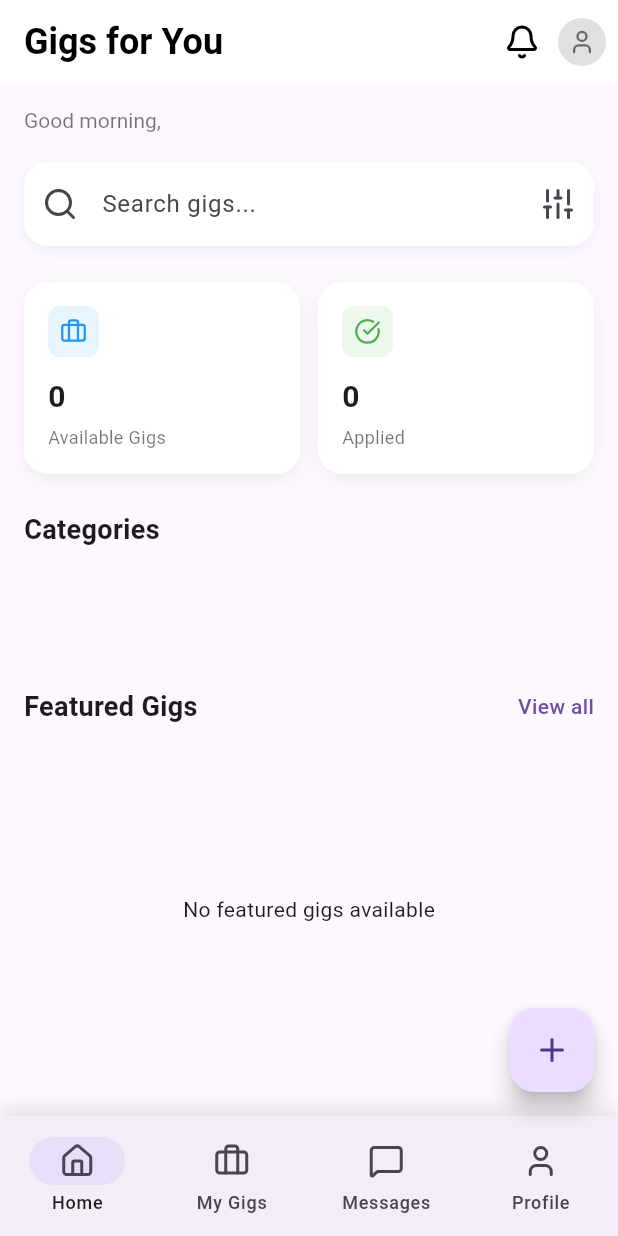
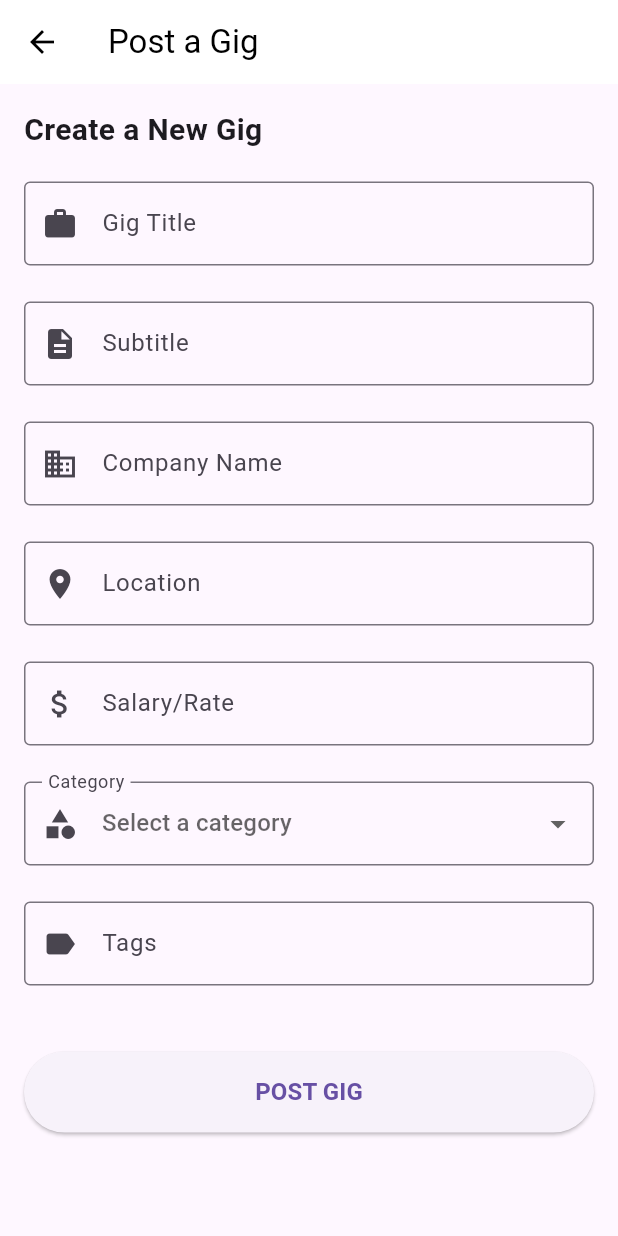
Before and after one commit to kagwicharles/patagig, a Flutter app: the GigHomeScreen screen opened directly, after a tap on an icon or button, on a phone screen of 412 x 824 dp. Run offline on Flutter 3.47's test engine with Material 3 defaults, Android fonts, the phone set to English and light mode, and no system bars; our stand-ins replace cached_network_image, cloud_firestore, firebase_auth, firebase_core, geolocator, lucide_icons; accounts and stored records are empty; Roboto replaces fonts that are missing (Poppins).

Commit message:
add post gig screen

```diff
--- /dev/null
+++ b/lib/ui/screens/add_gig_screen.dart
@@ -0,0 +1,231 @@
+import 'package:flutter/material.dart';
+
+class AddGigScreen extends StatefulWidget {
+  const AddGigScreen({Key? key}) : super(key: key);
+
+  @override
+  _AddGigScreenState createState() => _AddGigScreenState();
+}
+
+class _AddGigScreenState extends State<AddGigScreen> {
+  final _formKey = GlobalKey<FormState>();
+
+  // Form field controllers
+  final _titleController = TextEditingController();
+  final _subtitleController = TextEditingController();
+  final _companyController = TextEditingController();
+  final _locationController = TextEditingController();
+  final _salaryController = TextEditingController();
+
+  String? _selectedCategory;
+  String _tagsInput = "";
+  bool _isFeatured = false;
+
+  // Categories list
+  final List<String> _categories = [
+    'Design',
+    'Development',
+    'Marketing',
+    'Writing',
+    'Customer Service',
+    'Sales',
+    'Admin',
+    'Finance',
+    'Healthcare',
+    'Other'
+  ];
+
+  @override
+  void dispose() {
+    _titleController.dispose();
+    _subtitleController.dispose();
+    _companyController.dispose();
+    _locationController.dispose();
+    _salaryController.dispose();
+    super.dispose();
+  }
+
+  void _submitGig() {
+    if (_formKey.currentState!.validate()) {
+      // Process form data - in a real app, this would save the data
+      ScaffoldMessenger.of(context).showSnackBar(
+        const SnackBar(content: Text('Gig posted successfully!')),
+      );
+      Navigator.pop(context);
+    }
+  }
+
+  @override
+  Widget build(BuildContext context) {
+    return Scaffold(
+      appBar: AppBar(
+        title: const Text('Post a Gig'),
+        elevation: 0,
+      ),
+      body: SingleChildScrollView(
+        padding: const EdgeInsets.all(16.0),
+        child: Form(
+          key: _formKey,
+          child: Column(
+            crossAxisAlignment: CrossAxisAlignment.start,
+            children: [
+              const Text(
+                'Create a New Gig',
+                style: TextStyle(
+                  fontSize: 20,
+                  fontWeight: FontWeight.bold,
+                ),
+              ),
+              const SizedBox(height: 20),
+
+              // Title field
+              TextFormField(
+                controller: _titleController,
+                decoration: const InputDecoration(
+                  labelText: 'Gig Title',
+                  hintText: 'e.g. UI/UX Designer Needed',
+                  border: OutlineInputBorder(),
+                  prefixIcon: Icon(Icons.work),
+                ),
+                validator: (value) {
+                  if (value == null || value.isEmpty) {
+                    return 'Please enter a gig title';
+                  }
+                  return null;
+                },
+              ),
+              const SizedBox(height: 24),
+
+              // Subtitle field
+              TextFormField(
+                controller: _subtitleController,
+                decoration: const InputDecoration(
+                  labelText: 'Subtitle',
+                  hintText: 'Brief description of the gig',
+                  border: OutlineInputBorder(),
+                  prefixIcon: Icon(Icons.description),
+                ),
+                validator: (value) {
+                  if (value == null || value.isEmpty) {
+                    return 'Please enter a subtitle';
+                  }
+                  return null;
+                },
+              ),
+              const SizedBox(height: 24),
+
+              // Company field
+              TextFormField(
+                controller: _companyController,
+                decoration: const InputDecoration(
+                  labelText: 'Company Name',
+                  border: OutlineInputBorder(),
+                  prefixIcon: Icon(Icons.business),
+                ),
+                validator: (value) {
+                  if (value == null || value.isEmpty) {
+                    return 'Please enter a company name';
+                  }
+                  return null;
+                },
+              ),
+              const SizedBox(height: 24),
+
+              // Location field
+              TextFormField(
+                controller: _locationController,
+                decoration: const InputDecoration(
+                  labelText: 'Location',
+                  hintText: 'City, State or Remote',
+                  border: OutlineInputBorder(),
+                  prefixIcon: Icon(Icons.location_on),
+                ),
+                validator: (value) {
+                  if (value == null || value.isEmpty) {
+                    return 'Please enter a location';
+                  }
+                  return null;
+                },
+              ),
+              const SizedBox(height: 24),
+
+              // Salary field
+              TextFormField(
+                controller: _salaryController,
+                decoration: const InputDecoration(
+                  labelText: 'Salary/Rate',
+                  hintText: 'e.g. \$25/hr or \$2000/month',
+                  border: OutlineInputBorder(),
+                  prefixIcon: Icon(Icons.attach_money),
+                ),
+                validator: (value) {
+                  if (value == null || value.isEmpty) {
+                    return 'Please enter salary information';
+                  }
+                  return null;
+                },
+              ),
+              const SizedBox(height: 24),
+
+              // Category dropdown
+              DropdownButtonFormField<String>(
+                decoration: const InputDecoration(
+                  labelText: 'Category',
+                  border: OutlineInputBorder(),
+                  prefixIcon: Icon(Icons.category),
+                ),
+                hint: const Text('Select a category'),
+                value: _selectedCategory,
+                items: _categories.map((String category) {
+                  return DropdownMenuItem<String>(
+                    value: category,
+                    child: Text(category),
+                  );
+                }).toList(),
+                onChanged: (String? newValue) {
+                  setState(() {
+                    _selectedCategory = newValue;
+                  });
+                },
+                validator: (value) {
+                  if (value == null || value.isEmpty) {
+                    return 'Please select a category';
+                  }
+                  return null;
+                },
+              ),
+              const SizedBox(height: 24),
+
+              // Tags input (simple implementation)
+              TextFormField(
+                decoration: const InputDecoration(
+                  labelText: 'Tags',
+                  hintText: 'Enter tags, separated by commas',
+                  border: OutlineInputBorder(),
+                  prefixIcon: Icon(Icons.label),
+                ),
+                onChanged: (value) {
+                  _tagsInput = value;
+                },
+              ),
+
+              const SizedBox(height: 44),
+
+              // Submit button
+              SizedBox(
+                width: double.infinity,
+                child: ElevatedButton(
+                  onPressed: _submitGig,
+                  child: const Text(
+                    'POST GIG',
+                    style: TextStyle(fontSize: 16, fontWeight: FontWeight.bold),
+                  ),
+                ),
+              ),
+            ],
+          ),
+        ),
+      ),
+    );
+  }
+}
--- a/lib/ui/screens/home_screen.dart
+++ b/lib/ui/screens/home_screen.dart
@@ -11,6 +11,8 @@ import 'package:patagig/models/gig_model.dart';
 import 'package:patagig/models/category_model.dart';
 import 'package:patagig/services/gig_service.dart';
 import 'package:patagig/services/user_service.dart';
+import 'package:patagig/ui/screens/add_gig_screen.dart';
+import 'package:patagig/util/navigation_extension.dart';
 
 class GigHomeScreen extends StatefulWidget {
   const GigHomeScreen({Key? key}) : super(key: key);
@@ -379,8 +381,7 @@ class _GigHomeScreenState extends State<GigHomeScreen> {
       ),
       floatingActionButton: FloatingActionButton(
         onPressed: () {
-          // Navigate to create gig page
-          Navigator.pushNamed(context, '/create-gig');
+          context.push(AddGigScreen());
         },
         child: const Icon(LucideIcons.plus),
       ),
--- a/lib/ui/screens/login_screen.dart
+++ b/lib/ui/screens/login_screen.dart
@@ -59,7 +59,7 @@ class _LoginScreenState extends State<LoginScreen> {
                     ),
                   ),
                 ),
-                const SizedBox(height: 16),
+                const SizedBox(height: 24),
                 const Text(
                   'GigFinder',
                   textAlign: TextAlign.center,
@@ -184,7 +184,7 @@ class _LoginScreenState extends State<LoginScreen> {
                                 : Colors.grey.shade50,
                           ),
                         ),
-                        const SizedBox(height: 16),
+                        const SizedBox(height: 24),
 
                         // Remember me and Forgot password
                         Row(
--- a/lib/ui/screens/signup_screen.dart
+++ b/lib/ui/screens/signup_screen.dart
@@ -115,7 +115,7 @@ class _SignupScreenState extends State<SignupScreen> {
               crossAxisAlignment: CrossAxisAlignment.stretch,
               children: [
                 const _AppLogo(),
-                const SizedBox(height: 16),
+                const SizedBox(height: 24),
                 const _Header(),
                 const SizedBox(height: 40),
                 Form(
@@ -137,7 +137,7 @@ class _SignupScreenState extends State<SignupScreen> {
                     isDark: isDark,
                   ),
                 ),
-                const SizedBox(height: 16),
+                const SizedBox(height: 24),
                 _TermsAgreement(
                   value: _agreedToTerms,
                   onChanged: (value) {
@@ -546,7 +546,7 @@ class _SocialSignupOptions extends StatelessWidget {
             ),
           ],
         ),
-        const SizedBox(height: 16),
+        const SizedBox(height: 24),
         Row(
           mainAxisAlignment: MainAxisAlignment.center,
           children: [
```
